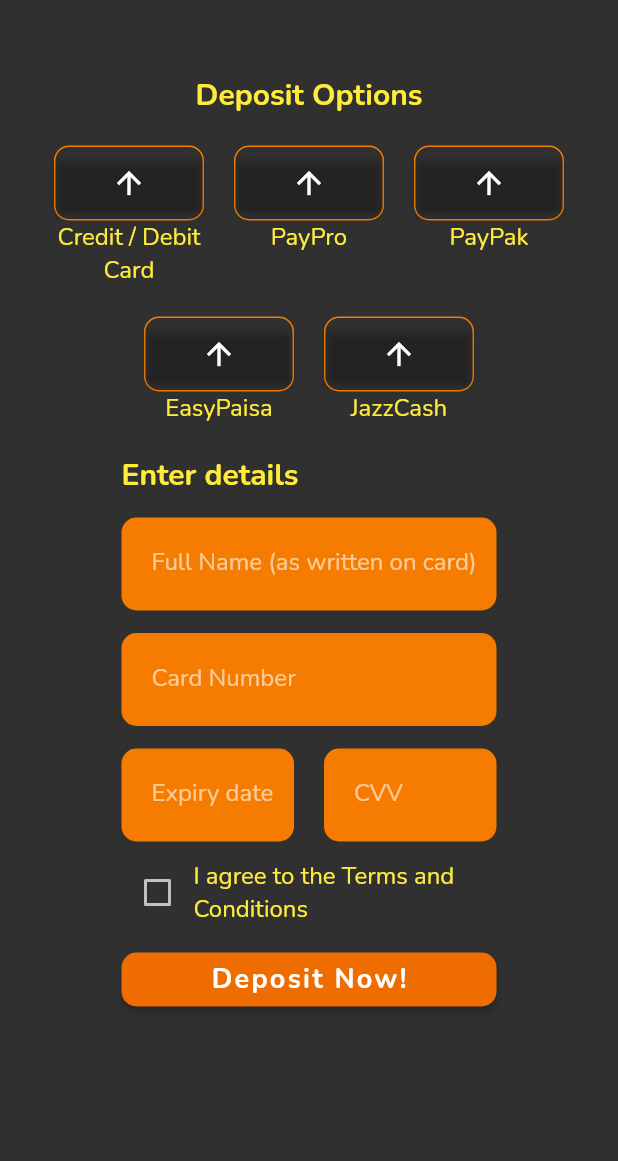
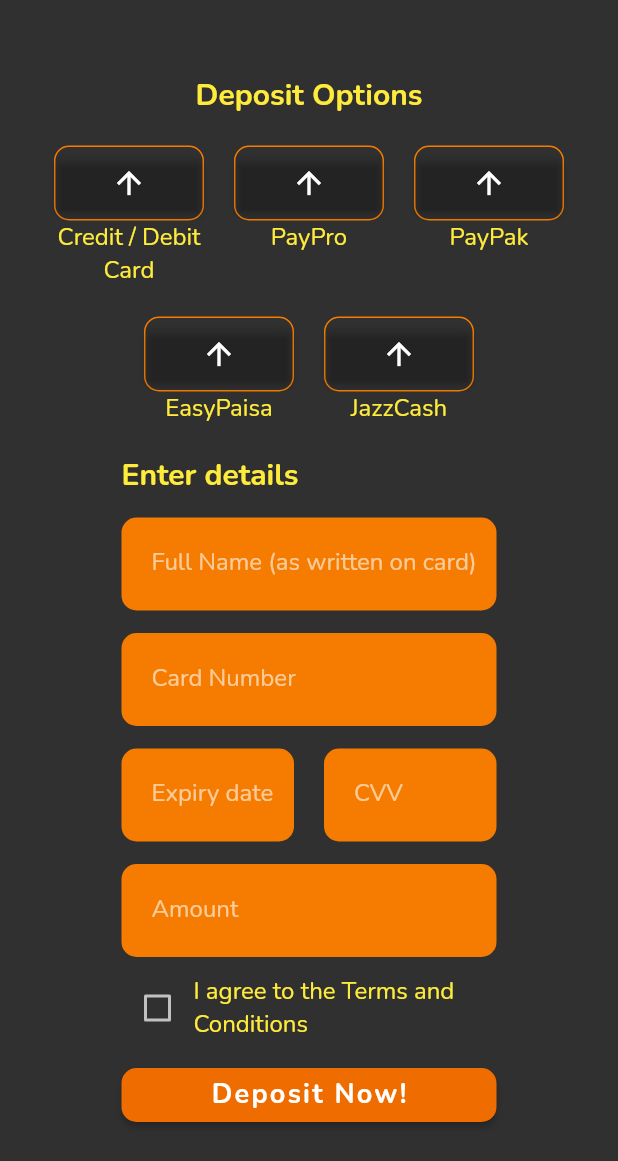
Before and after one commit to suleman-mahmood/card-pay, a Flutter app: the DepositScreen screen opened by its route, on a phone screen of 412 x 824 dp. Shown: the top 1161 px of the screen. Run offline on Flutter 3.47's test engine with Material 2 defaults, Android fonts, the light colour scheme and no system bars; our stand-ins replace cloud_firestore, cloud_functions, firebase_auth, firebase_core, font_awesome_flutter, google_fonts and 2 more; accounts and stored records are empty.

Commit message:
fixed buggs

```diff
--- a/frontend-flutter/lib/deposit/deposit.dart
+++ b/frontend-flutter/lib/deposit/deposit.dart
@@ -305,6 +305,26 @@
                 ),
               ),
               Container(
+                width: 250,
+                margin: EdgeInsets.only(top: 15),
+                padding: EdgeInsets.only(left: 20),
+                decoration: BoxDecoration(
+                  borderRadius: BorderRadius.all(
+                    Radius.circular(10),
+                  ),
+                  color: Colors.orange[700],
+                ),
+                child: TextField(
+                  onChanged: (String amountValue) {
+                    amount = int.parse(amountValue);
+                  },
+                  decoration: InputDecoration(
+                    labelText: 'Amount',
+                    border: InputBorder.none,
+                  ),
+                ),
+              ),
+              Container(
                 margin: EdgeInsets.only(top: 10),
                 width: 250,
                 child: Row(
```
Also changed, not shown: 4 other files.
